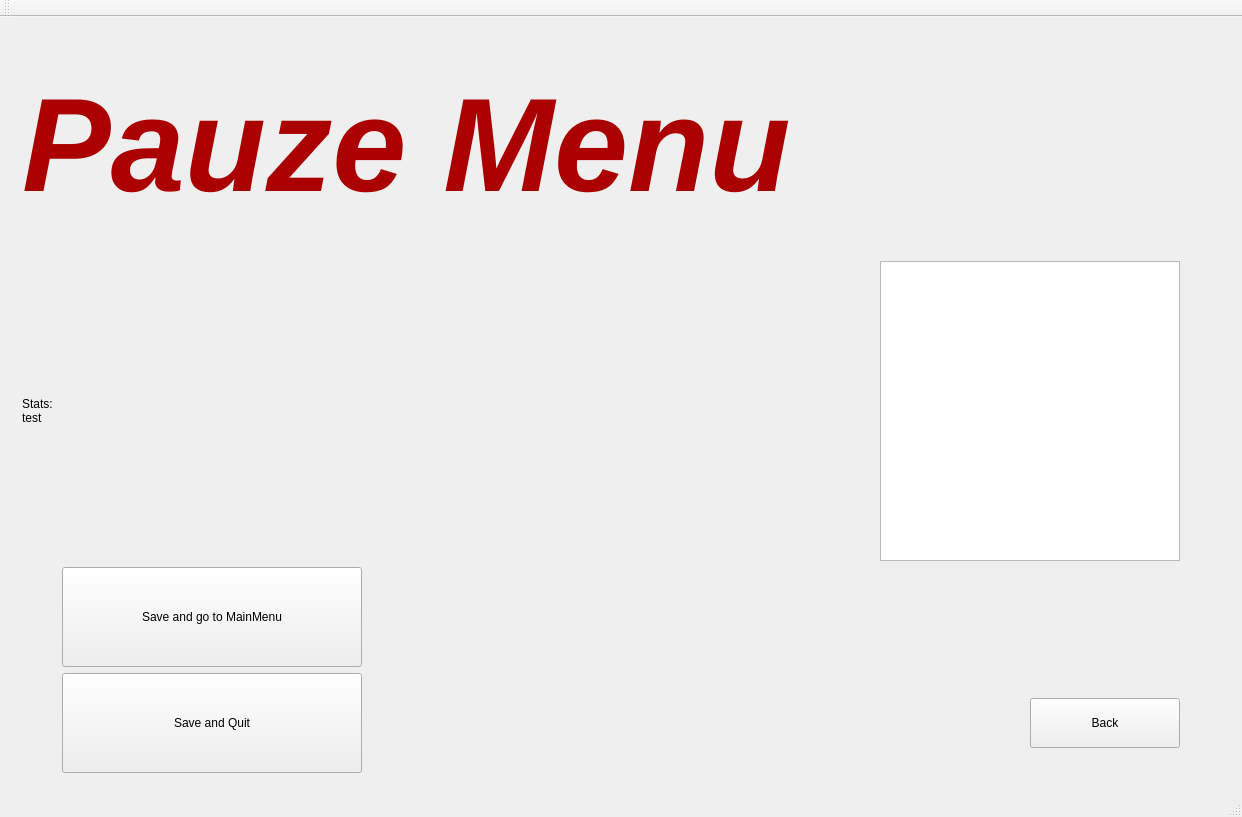
Before: the Qt Designer form GameProject/gamewindow.ui in ltuijnder/GameProject, drawn with Qt 5.
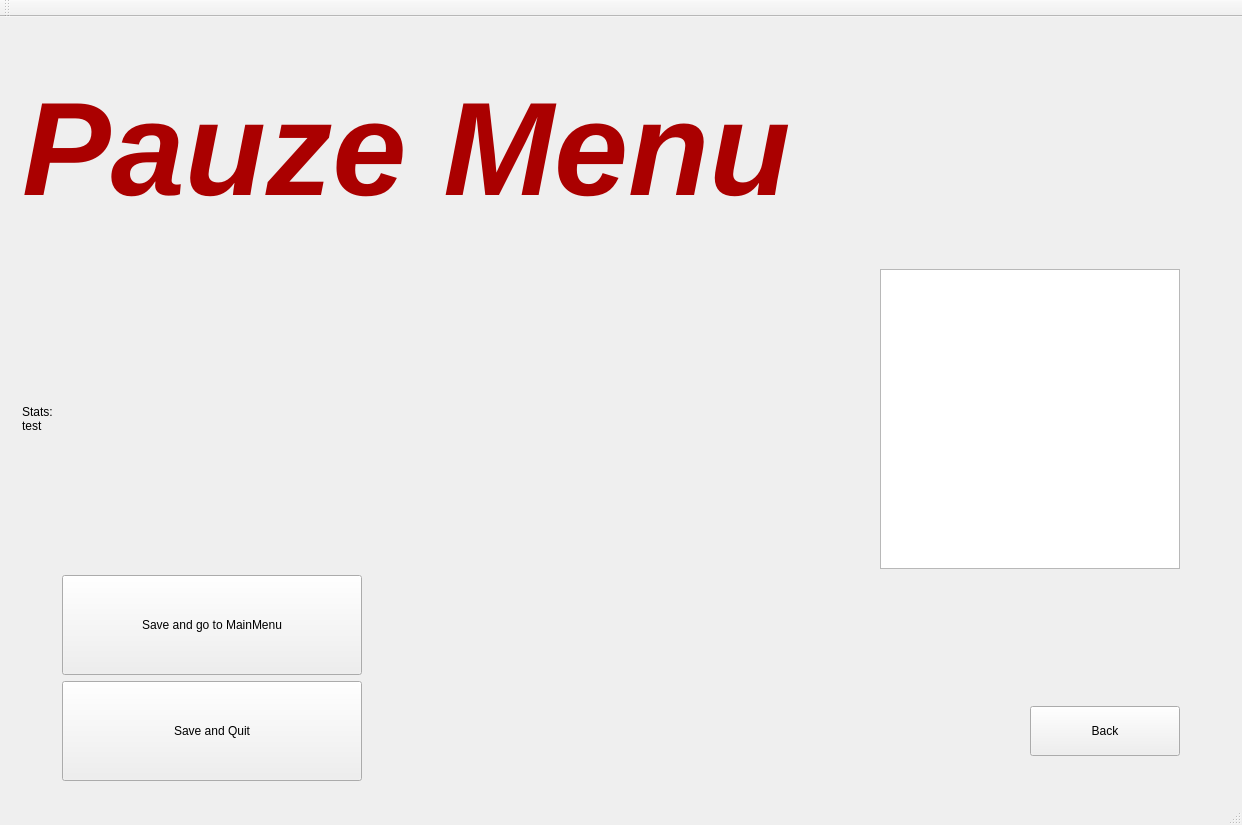
After: the same form once the commit is applied. The open tabs and pages were chosen to show the change.

Patch:
```diff
--- a/GameProject/gamewindow.ui
+++ b/GameProject/gamewindow.ui
@@ -7,7 +7,7 @@
     <x>0</x>
     <y>0</y>
     <width>1242</width>
-    <height>817</height>
+    <height>825</height>
    </rect>
   </property>
   <property name="sizePolicy">
```
Left out of the diff: 65 changed lines with no effect on the pictures.
